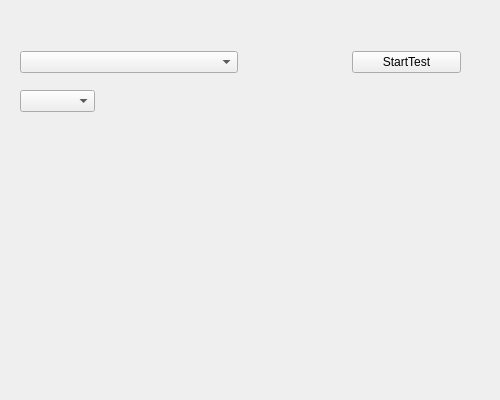
The window that BLHardwareScaner/BLHardwareScaner/Ui/TestItem/GPUStress.ui (BurnellLiu/LiuProject) describes before a commit, drawn with Qt 5.
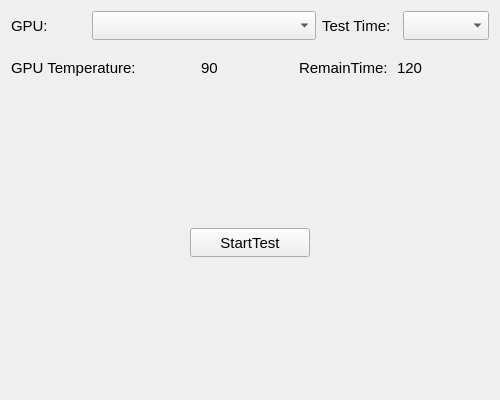
The same window after the commit.

Diff of the .ui file:
```diff
--- a/BLHardwareScaner/BLHardwareScaner/Ui/TestItem/GPUStress.ui
+++ b/BLHardwareScaner/BLHardwareScaner/Ui/TestItem/GPUStress.ui
@@ -10,32 +10,103 @@
     <height>400</height>
    </rect>
   </property>
+  <property name="font">
+   <font>
+    <family>Microsoft YaHei UI</family>
+    <pointsize>11</pointsize>
+   </font>
+  </property>
   <property name="windowTitle">
    <string>Form</string>
   </property>
+  <layout class="QVBoxLayout" name="verticalLayout_2">
+   <item>
+    <layout class="QVBoxLayout" name="verticalLayout" stretch="2,3,9,2,9">
+     <item>
+      <layout class="QHBoxLayout" name="horizontalLayout" stretch="1,3,1,1">
+       <item>
+        <widget class="QLabel" name="label">
+         <property name="text">
+          <string>GPU:</string>
+         </property>
+        </widget>
+       </item>
+       <item>
+        <widget class="QComboBox" name="deviceComboBox">
+         <property name="sizePolicy">
+          <sizepolicy hsizetype="Expanding" vsizetype="Expanding">
+           <horstretch>0</horstretch>
+           <verstretch>0</verstretch>
+          </sizepolicy>
+         </property>
+        </widget>
+       </item>
+       <item>
+        <widget class="QLabel" name="label_2">
+         <property name="text">
+          <string>Test Time:</string>
+         </property>
+        </widget>
+       </item>
+       <item>
   <widget class="QComboBox" name="timeComboBox">
-   <property name="geometry">
-    <rect>
-     <x>20</x>
-     <y>90</y>
-     <width>75</width>
-     <height>22</height>
-    </rect>
-   </property>
-  </widget>
-  <widget class="QWidget" name="">
-   <property name="geometry">
-    <rect>
-     <x>20</x>
-     <y>50</y>
-     <width>441</width>
-     <height>25</height>
-    </rect>
-   </property>
-   <layout class="QHBoxLayout" name="horizontalLayout" stretch="2,1,1">
+         <property name="sizePolicy">
+          <sizepolicy hsizetype="Expanding" vsizetype="Expanding">
+           <horstretch>0</horstretch>
+           <verstretch>0</verstretch>
+          </sizepolicy>
+         </property>
+        </widget>
+       </item>
+      </layout>
+     </item>
+     <item>
+      <layout class="QHBoxLayout" name="horizontalLayout_2" stretch="2,1,1,1">
+       <item>
+        <widget class="QLabel" name="label_3">
+         <property name="text">
+          <string>GPU Temperature:</string>
+         </property>
+        </widget>
+       </item>
     <item>
-     <widget class="QComboBox" name="deviceComboBox"/>
-    </item>
+        <widget class="QLabel" name="tempLabel">
+         <property name="text">
+          <string>90</string>
+         </property>
+        </widget>
+       </item>
+       <item>
+        <widget class="QLabel" name="label_4">
+         <property name="text">
+          <string>RemainTime:</string>
+         </property>
+        </widget>
+       </item>
+       <item>
+        <widget class="QLabel" name="timeLabel">
+         <property name="text">
+          <string>120</string>
+         </property>
+        </widget>
+       </item>
+      </layout>
+     </item>
+     <item>
+      <spacer name="verticalSpacer">
+       <property name="orientation">
+        <enum>Qt::Vertical</enum>
+       </property>
+       <property name="sizeHint" stdset="0">
+        <size>
+         <width>20</width>
+         <height>40</height>
+        </size>
+       </property>
+      </spacer>
+     </item>
+     <item>
+      <layout class="QHBoxLayout" name="horizontalLayout_3" stretch="3,2,3">
     <item>
      <spacer name="horizontalSpacer">
       <property name="orientation">
@@ -51,13 +122,48 @@
     </item>
     <item>
      <widget class="QPushButton" name="startTestButton">
+         <property name="sizePolicy">
+          <sizepolicy hsizetype="Expanding" vsizetype="Expanding">
+           <horstretch>0</horstretch>
+           <verstretch>0</verstretch>
+          </sizepolicy>
+         </property>
       <property name="text">
        <string>StartTest</string>
       </property>
      </widget>
     </item>
-   </layout>
-  </widget>
+       <item>
+        <spacer name="horizontalSpacer_2">
+         <property name="orientation">
+          <enum>Qt::Horizontal</enum>
+         </property>
+         <property name="sizeHint" stdset="0">
+          <size>
+           <width>40</width>
+           <height>20</height>
+          </size>
+         </property>
+        </spacer>
+       </item>
+      </layout>
+     </item>
+     <item>
+      <spacer name="verticalSpacer_2">
+       <property name="orientation">
+        <enum>Qt::Vertical</enum>
+       </property>
+       <property name="sizeHint" stdset="0">
+        <size>
+         <width>20</width>
+         <height>40</height>
+        </size>
+       </property>
+      </spacer>
+     </item>
+    </layout>
+   </item>
+  </layout>
  </widget>
  <resources/>
  <connections/>
```
Lines whose indentation alone changed are shown as unchanged.
